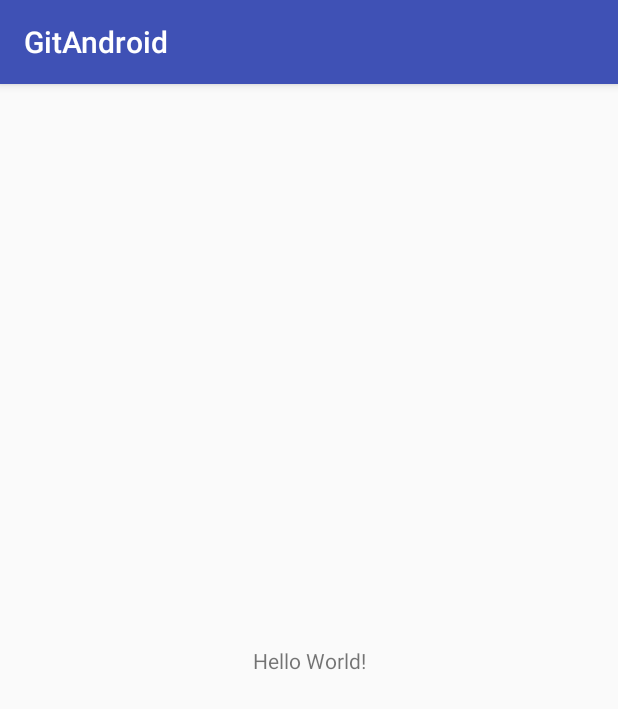
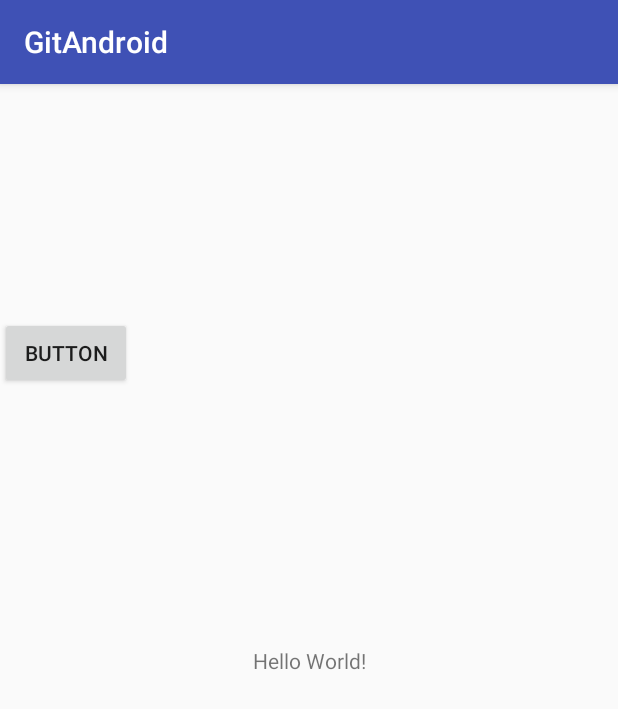
Before and after one commit to RogueFenrir/GitAndroidHA, an Android app: the screen it shows after launch (MainActivity), on a phone screen of 412 x 824 dp. Shown: the top 709 px of the screen. Run offline under Robolectric (Android 15) with nearby library versions, the phone set to English and light mode, and no system bars.

Commit message:
Boton nuevo y funcionalidad

```diff
--- a/app/src/main/java/mx/unam/aragon/fes/diplo/gitandroid/MainActivity.java
+++ b/app/src/main/java/mx/unam/aragon/fes/diplo/gitandroid/MainActivity.java
@@ -2,12 +2,35 @@ package mx.unam.aragon.fes.diplo.gitandroid;
 
 import android.support.v7.app.AppCompatActivity;
 import android.os.Bundle;
+import android.view.View;
+import android.widget.Button;
+import android.widget.TextView;
 
 public class MainActivity extends AppCompatActivity {
+
+    private Button boton1;
+    private TextView textview1;
+
+
+
+
 
     @Override
     protected void onCreate(Bundle savedInstanceState) {
         super.onCreate(savedInstanceState);
         setContentView(R.layout.activity_main);
+
+        boton1=findViewById(R.id.button);
+        textview1=findViewById(R.id.textView);
+
+        boton1.setOnClickListener(new View.OnClickListener(){
+
+            public void onClick(View v){
+                textview1.setText("Sieg Heil");
+            }
+
+
+        });
+
     }
 }
--- a/app/src/main/res/layout/activity_main.xml
+++ b/app/src/main/res/layout/activity_main.xml
@@ -7,6 +7,7 @@
     tools:context="mx.unam.aragon.fes.diplo.gitandroid.MainActivity">
 
     <TextView
+        android:id="@+id/textView"
         android:layout_width="wrap_content"
         android:layout_height="wrap_content"
         android:text="Hello World!"
@@ -15,4 +16,16 @@
         app:layout_constraintRight_toRightOf="parent"
         app:layout_constraintTop_toTopOf="parent" />
 
+    <Button
+        android:id="@+id/button"
+        android:layout_width="wrap_content"
+        android:layout_height="wrap_content"
+        android:layout_marginBottom="8dp"
+        android:layout_marginTop="8dp"
+        android:text="Button"
+        app:layout_constraintBottom_toTopOf="@+id/textView"
+        app:layout_constraintTop_toTopOf="parent"
+        app:layout_constraintVertical_bias="0.475"
+        tools:layout_editor_absoluteX="148dp" />
+
 </android.support.constraint.ConstraintLayout>
```
